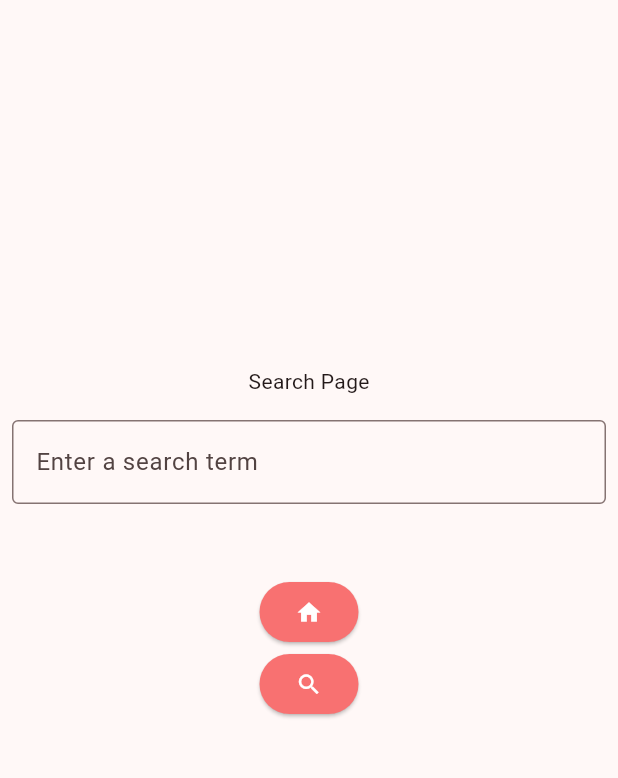
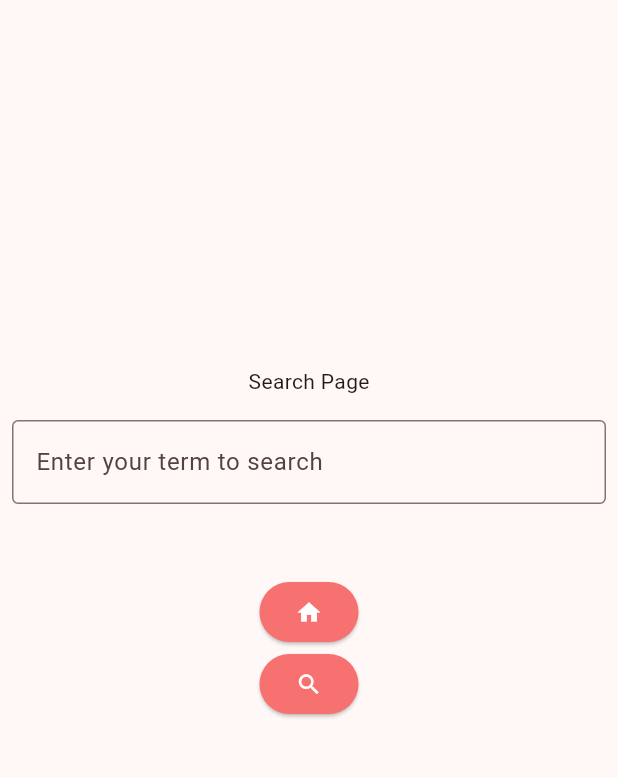
Before and after one commit to anwrat/Recipe-App, a Flutter app: the SearchPage screen opened directly, on a phone screen of 412 x 824 dp, the part 225-1003 px from its top. Run offline on Flutter 3.47's test engine with Material 3 defaults, Android fonts, the phone set to English and light mode, and no system bars.

Commit message:
Custom text for textfield.dart

```diff
--- a/recipe_app/lib/search.dart
+++ b/recipe_app/lib/search.dart
@@ -27,7 +27,7 @@ class _SearchPageState extends State<SearchPage>{
           mainAxisAlignment: MainAxisAlignment.center,
           children: [
             const Text("Search Page"),
-            const Textfields(),
+            const Textfields(displaytext: "Enter your term to search"),
             //Home Button
             ElevatedButton(
               style: ButtonStyle(
--- a/recipe_app/lib/widgets/textfields.dart
+++ b/recipe_app/lib/widgets/textfields.dart
@@ -2,7 +2,11 @@ import 'package:flutter/material.dart';
 import 'package:recipe_app/utils/colors.dart';
 
 class Textfields extends StatefulWidget{
-  const Textfields();
+  final String displaytext;
+  const Textfields(
+    {super.key,
+    required this.displaytext,
+  });
   @override
   State<Textfields> createState() => _TextfieldsState();
 }
@@ -13,12 +17,12 @@ class _TextfieldsState extends State<Textfields> {
     return Column(
       crossAxisAlignment: CrossAxisAlignment.start,
       children: <Widget>[
-        const Padding(
+        Padding(
           padding: EdgeInsets.symmetric(horizontal: 8, vertical: 16),
           child: TextField(
             decoration: InputDecoration(
               border: OutlineInputBorder(),
-              hintText: 'Enter a search term',
+              hintText: widget.displaytext,
             ),
           ),
         ),
```
